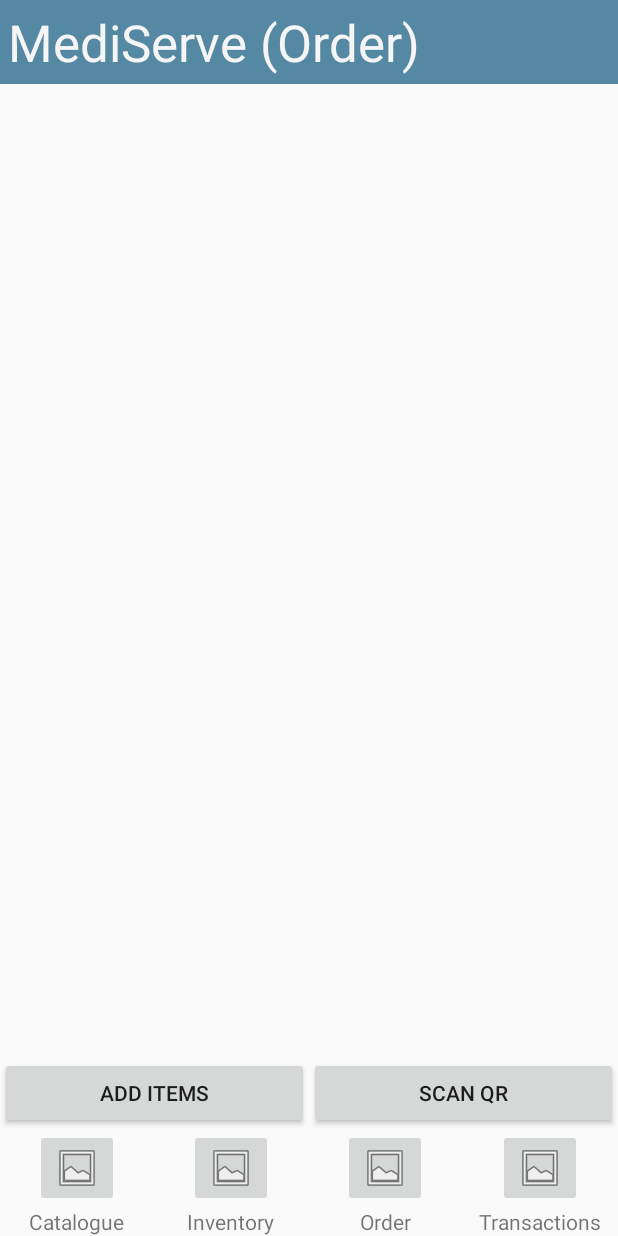
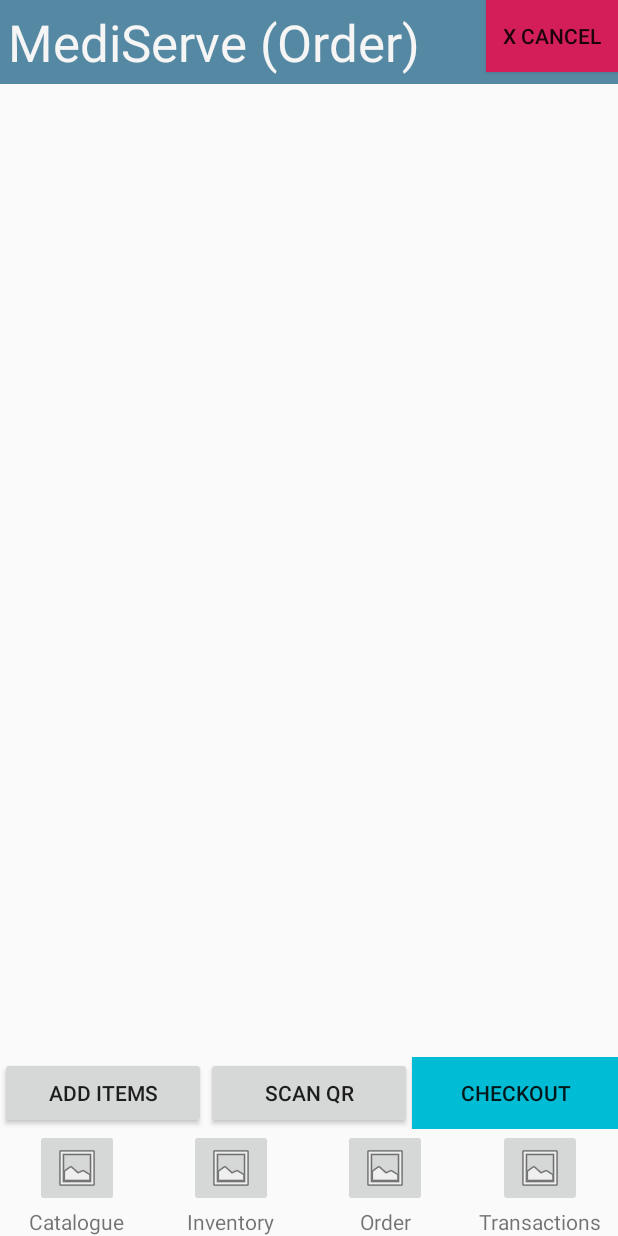
Before and after one commit to Jerrick-Santos/mediserve-pharmacy, an Android app built with Jetpack Compose: the ProcessOrderActivity screen opened directly, with no data from a screen before it, on a phone screen of 412 x 824 dp. Run offline under Robolectric (Android 15) with nearby library versions, the phone set to English and light mode, and no system bars.

Commit message:
Finalized checkout feature

```diff
--- a/app/src/main/java/com/mediserve/pharma/mediservepharma/ViewTransactionsViewHolder.kt
+++ b/app/src/main/java/com/mediserve/pharma/mediservepharma/ViewTransactionsViewHolder.kt
@@ -8,7 +8,6 @@ import com.mediserve.pharma.mediservepharma.databinding.TransactionItemBinding
 class ViewTransactionsViewHolder (val viewBinding: TransactionItemBinding) : ViewHolder(viewBinding.root){
 
     fun bindData(transaction: Transaction) {
-        Log.d("BIND_DATA", "Binding transaction: $transaction")  // Log the transaction object
         viewBinding.transactionOrderID.text = transaction.transac_id
         viewBinding.transactionProductName.text = transaction.product_name
         viewBinding.transactionType.text = transaction.change_type
--- a/app/src/main/res/layout/activity_process_order.xml
+++ b/app/src/main/res/layout/activity_process_order.xml
@@ -22,6 +22,14 @@
         app:layout_constraintEnd_toEndOf="parent"/>
 
     <!-- RecyclerView Section -->
+    <Button
+        android:id="@+id/cancelBtn"
+        android:layout_width="wrap_content"
+        android:layout_height="wrap_content"
+        android:background="#D31E5A"
+        android:text="X Cancel"
+        app:layout_constraintEnd_toEndOf="parent" />
+
     <androidx.recyclerview.widget.RecyclerView
         android:id="@+id/recyclerView"
         android:layout_width="match_parent"
@@ -53,6 +61,14 @@
             android:layout_height="wrap_content"
             android:layout_weight="1"
             android:text="Scan QR" />
+
+        <Button
+            android:id="@+id/checkoutBtn"
+            android:layout_width="0dp"
+            android:layout_height="wrap_content"
+            android:layout_weight="1"
+            android:background="#00BCD4"
+            android:text="Checkout" />
     </LinearLayout>
 
     <!-- Navigation Bar -->
```
Also changed, not shown: app/src/main/java/com/mediserve/pharma/mediservepharma/MediServeApi.kt (+7 -0 lines), app/src/main/java/com/mediserve/pharma/mediservepharma/ProcessOrderActivity.kt (+58 -2 lines), app/src/main/java/com/mediserve/pharma/mediservepharma/ScanQrActivity.kt (+8 -7 lines), app/src/main/java/com/mediserve/pharma/mediservepharma/ViewTransactions.kt (+3 -17 lines).
